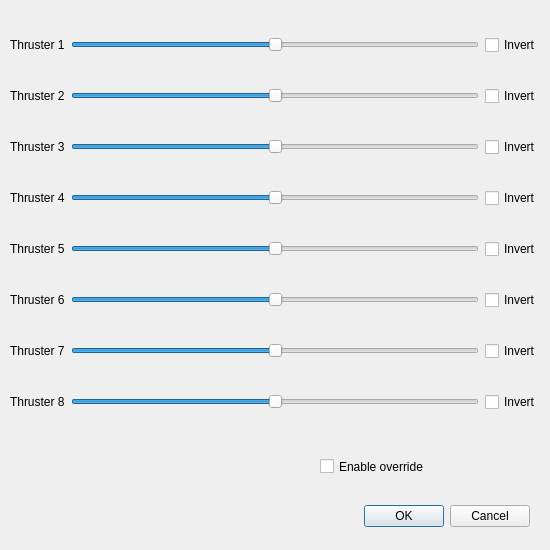
Old version of the form thrustersetupdialog.ui in the repository igorek-murrom/RovUI2.
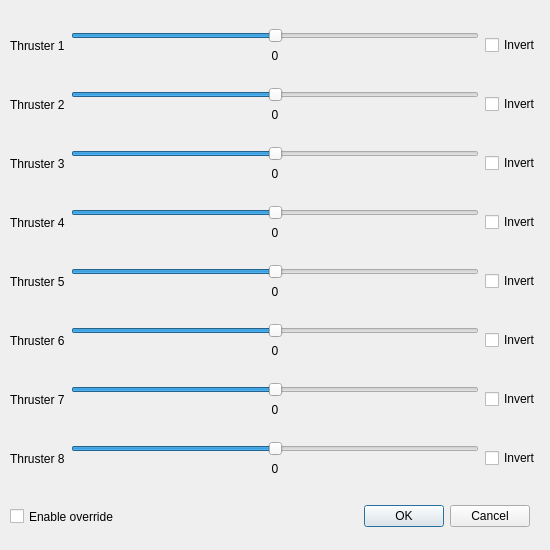
New version of the form.

```diff
--- a/thrustersetupdialog.ui
+++ b/thrustersetupdialog.ui
@@ -16,9 +16,9 @@
   <widget class="QDialogButtonBox" name="buttonBox">
    <property name="geometry">
     <rect>
-     <x>230</x>
+     <x>319</x>
      <y>500</y>
-     <width>300</width>
+     <width>211</width>
      <height>32</height>
     </rect>
    </property>
@@ -35,7 +35,7 @@
      <x>10</x>
      <y>10</y>
      <width>531</width>
-     <height>431</height>
+     <height>484</height>
     </rect>
    </property>
    <layout class="QGridLayout" name="gridLayout">
@@ -60,32 +60,6 @@
       </property>
      </widget>
     </item>
-    <item row="7" column="1">
-     <widget class="QSlider" name="thrusterSlider8">
-      <property name="minimum">
-       <number>-100</number>
-      </property>
-      <property name="maximum">
-       <number>100</number>
-      </property>
-      <property name="orientation">
-       <enum>Qt::Horizontal</enum>
-      </property>
-     </widget>
-    </item>
-    <item row="3" column="1">
-     <widget class="QSlider" name="thrusterSlider4">
-      <property name="minimum">
-       <number>-100</number>
-      </property>
-      <property name="maximum">
-       <number>100</number>
-      </property>
-      <property name="orientation">
-       <enum>Qt::Horizontal</enum>
-      </property>
-     </widget>
-    </item>
     <item row="0" column="2">
      <widget class="QCheckBox" name="thrusterInvert1">
       <property name="text">
@@ -100,19 +74,6 @@
       </property>
      </widget>
     </item>
-    <item row="2" column="1">
-     <widget class="QSlider" name="thrusterSlider3">
-      <property name="minimum">
-       <number>-100</number>
-      </property>
-      <property name="maximum">
-       <number>100</number>
-      </property>
-      <property name="orientation">
-       <enum>Qt::Horizontal</enum>
-      </property>
-     </widget>
-    </item>
     <item row="7" column="0">
      <widget class="QLabel" name="labelT8">
       <property name="text">
@@ -134,19 +95,6 @@
       </property>
      </widget>
     </item>
-    <item row="4" column="1">
-     <widget class="QSlider" name="thrusterSlider5">
-      <property name="minimum">
-       <number>-100</number>
-      </property>
-      <property name="maximum">
-       <number>100</number>
-      </property>
-      <property name="orientation">
-       <enum>Qt::Horizontal</enum>
-      </property>
-     </widget>
-    </item>
     <item row="2" column="0">
      <widget class="QLabel" name="labelT3">
       <property name="text">
@@ -175,32 +123,6 @@
       </property>
      </widget>
     </item>
-    <item row="5" column="1">
-     <widget class="QSlider" name="thrusterSlider6">
-      <property name="minimum">
-       <number>-100</number>
-      </property>
-      <property name="maximum">
-       <number>100</number>
-      </property>
-      <property name="orientation">
-       <enum>Qt::Horizontal</enum>
-      </property>
-     </widget>
-    </item>
-    <item row="6" column="1">
-     <widget class="QSlider" name="thrusterSlider7">
-      <property name="minimum">
-       <number>-100</number>
-      </property>
-      <property name="maximum">
-       <number>100</number>
-      </property>
-      <property name="orientation">
-       <enum>Qt::Horizontal</enum>
-      </property>
-     </widget>
-    </item>
     <item row="4" column="2">
      <widget class="QCheckBox" name="thrusterInvert5">
       <property name="text">
@@ -222,19 +144,6 @@
       </property>
      </widget>
     </item>
-    <item row="1" column="1">
-     <widget class="QSlider" name="thrusterSlider2">
-      <property name="minimum">
-       <number>-100</number>
-      </property>
-      <property name="maximum">
-       <number>100</number>
-      </property>
-      <property name="orientation">
-       <enum>Qt::Horizontal</enum>
-      </property>
-     </widget>
-    </item>
     <item row="0" column="0">
      <widget class="QLabel" name="labelT1">
       <property name="text">
@@ -243,31 +152,276 @@
      </widget>
     </item>
     <item row="0" column="1">
-     <widget class="QSlider" name="thrusterSlider1">
-      <property name="minimum">
-       <number>-100</number>
-      </property>
-      <property name="maximum">
-       <number>100</number>
-      </property>
-      <property name="orientation">
-       <enum>Qt::Horizontal</enum>
-      </property>
-      <property name="tickPosition">
-       <enum>QSlider::NoTicks</enum>
-      </property>
-      <property name="tickInterval">
-       <number>0</number>
-      </property>
-     </widget>
+     <layout class="QVBoxLayout" name="verticalLayout">
+      <item>
+       <widget class="QSlider" name="thrusterSlider1">
+        <property name="minimum">
+         <number>-100</number>
+        </property>
+        <property name="maximum">
+         <number>100</number>
+        </property>
+        <property name="orientation">
+         <enum>Qt::Horizontal</enum>
+        </property>
+        <property name="tickPosition">
+         <enum>QSlider::NoTicks</enum>
+        </property>
+        <property name="tickInterval">
+         <number>0</number>
+        </property>
+       </widget>
+      </item>
+      <item>
+       <widget class="QLabel" name="label">
+        <property name="text">
+         <string>0</string>
+        </property>
+        <property name="alignment">
+         <set>Qt::AlignCenter</set>
+        </property>
+       </widget>
+      </item>
+     </layout>
+    </item>
+    <item row="1" column="1">
+     <layout class="QVBoxLayout" name="verticalLayout_2">
+      <item>
+       <widget class="QSlider" name="thrusterSlider1_2">
+        <property name="minimum">
+         <number>-100</number>
+        </property>
+        <property name="maximum">
+         <number>100</number>
+        </property>
+        <property name="orientation">
+         <enum>Qt::Horizontal</enum>
+        </property>
+        <property name="tickPosition">
+         <enum>QSlider::NoTicks</enum>
+        </property>
+        <property name="tickInterval">
+         <number>0</number>
+        </property>
+       </widget>
+      </item>
+      <item>
+       <widget class="QLabel" name="label_2">
+        <property name="text">
+         <string>0</string>
+        </property>
+        <property name="alignment">
+         <set>Qt::AlignCenter</set>
+        </property>
+       </widget>
+      </item>
+     </layout>
+    </item>
+    <item row="2" column="1">
+     <layout class="QVBoxLayout" name="verticalLayout_3">
+      <item>
+       <widget class="QSlider" name="thrusterSlider1_3">
+        <property name="minimum">
+         <number>-100</number>
+        </property>
+        <property name="maximum">
+         <number>100</number>
+        </property>
+        <property name="orientation">
+         <enum>Qt::Horizontal</enum>
+        </property>
+        <property name="tickPosition">
+         <enum>QSlider::NoTicks</enum>
+        </property>
+        <property name="tickInterval">
+         <number>0</number>
+        </property>
+       </widget>
+      </item>
+      <item>
+       <widget class="QLabel" name="label_3">
+        <property name="text">
+         <string>0</string>
+        </property>
+        <property name="alignment">
+         <set>Qt::AlignCenter</set>
+        </property>
+       </widget>
+      </item>
+     </layout>
+    </item>
+    <item row="3" column="1">
+     <layout class="QVBoxLayout" name="verticalLayout_4">
+      <item>
+       <widget class="QSlider" name="thrusterSlider1_4">
+        <property name="minimum">
+         <number>-100</number>
+        </property>
+        <property name="maximum">
+         <number>100</number>
+        </property>
+        <property name="orientation">
+         <enum>Qt::Horizontal</enum>
+        </property>
+        <property name="tickPosition">
+         <enum>QSlider::NoTicks</enum>
+        </property>
+        <property name="tickInterval">
+         <number>0</number>
+        </property>
+       </widget>
+      </item>
+      <item>
+       <widget class="QLabel" name="label_4">
+        <property name="text">
+         <string>0</string>
+        </property>
+        <property name="alignment">
+         <set>Qt::AlignCenter</set>
+        </property>
+       </widget>
+      </item>
+     </layout>
+    </item>
+    <item row="4" column="1">
+     <layout class="QVBoxLayout" name="verticalLayout_5">
+      <item>
+       <widget class="QSlider" name="thrusterSlider1_5">
+        <property name="minimum">
+         <number>-100</number>
+        </property>
+        <property name="maximum">
+         <number>100</number>
+        </property>
+        <property name="orientation">
+         <enum>Qt::Horizontal</enum>
+        </property>
+        <property name="tickPosition">
+         <enum>QSlider::NoTicks</enum>
+        </property>
+        <property name="tickInterval">
+         <number>0</number>
+        </property>
+       </widget>
+      </item>
+      <item>
+       <widget class="QLabel" name="label_5">
+        <property name="text">
+         <string>0</string>
+        </property>
+        <property name="alignment">
+         <set>Qt::AlignCenter</set>
+        </property>
+       </widget>
+      </item>
+     </layout>
+    </item>
+    <item row="5" column="1">
+     <layout class="QVBoxLayout" name="verticalLayout_6">
+      <item>
+       <widget class="QSlider" name="thrusterSlider1_6">
+        <property name="minimum">
+         <number>-100</number>
+        </property>
+        <property name="maximum">
+         <number>100</number>
+        </property>
+        <property name="orientation">
+         <enum>Qt::Horizontal</enum>
+        </property>
+        <property name="tickPosition">
+         <enum>QSlider::NoTicks</enum>
+        </property>
+        <property name="tickInterval">
+         <number>0</number>
+        </property>
+       </widget>
+      </item>
+      <item>
+       <widget class="QLabel" name="label_6">
+        <property name="text">
+         <string>0</string>
+        </property>
+        <property name="alignment">
+         <set>Qt::AlignCenter</set>
+        </property>
+       </widget>
+      </item>
+     </layout>
+    </item>
+    <item row="6" column="1">
+     <layout class="QVBoxLayout" name="verticalLayout_7">
+      <item>
+       <widget class="QSlider" name="thrusterSlider1_7">
+        <property name="minimum">
+         <number>-100</number>
+        </property>
+        <property name="maximum">
+         <number>100</number>
+        </property>
+        <property name="orientation">
+         <enum>Qt::Horizontal</enum>
+        </property>
+        <property name="tickPosition">
+         <enum>QSlider::NoTicks</enum>
+        </property>
+        <property name="tickInterval">
+         <number>0</number>
+        </property>
+       </widget>
+      </item>
+      <item>
+       <widget class="QLabel" name="label_7">
+        <property name="text">
+         <string>0</string>
+        </property>
+        <property name="alignment">
+         <set>Qt::AlignCenter</set>
+        </property>
+       </widget>
+      </item>
+     </layout>
+    </item>
+    <item row="7" column="1">
+     <layout class="QVBoxLayout" name="verticalLayout_8">
+      <item>
+       <widget class="QSlider" name="thrusterSlider1_8">
+        <property name="minimum">
+         <number>-100</number>
+        </property>
+        <property name="maximum">
+         <number>100</number>
+        </property>
+        <property name="orientation">
+         <enum>Qt::Horizontal</enum>
+        </property>
+        <property name="tickPosition">
+         <enum>QSlider::NoTicks</enum>
+        </property>
+        <property name="tickInterval">
+         <number>0</number>
+        </property>
+       </widget>
+      </item>
+      <item>
+       <widget class="QLabel" name="label_8">
+        <property name="text">
+         <string>0</string>
+        </property>
+        <property name="alignment">
+         <set>Qt::AlignCenter</set>
+        </property>
+       </widget>
+      </item>
+     </layout>
     </item>
    </layout>
   </widget>
   <widget class="QCheckBox" name="overrideEnable">
    <property name="geometry">
     <rect>
-     <x>320</x>
-     <y>450</y>
+     <x>10</x>
+     <y>500</y>
      <width>221</width>
      <height>33</height>
     </rect>
```
Left out of the diff: 16 changed lines with no effect on the pictures.
